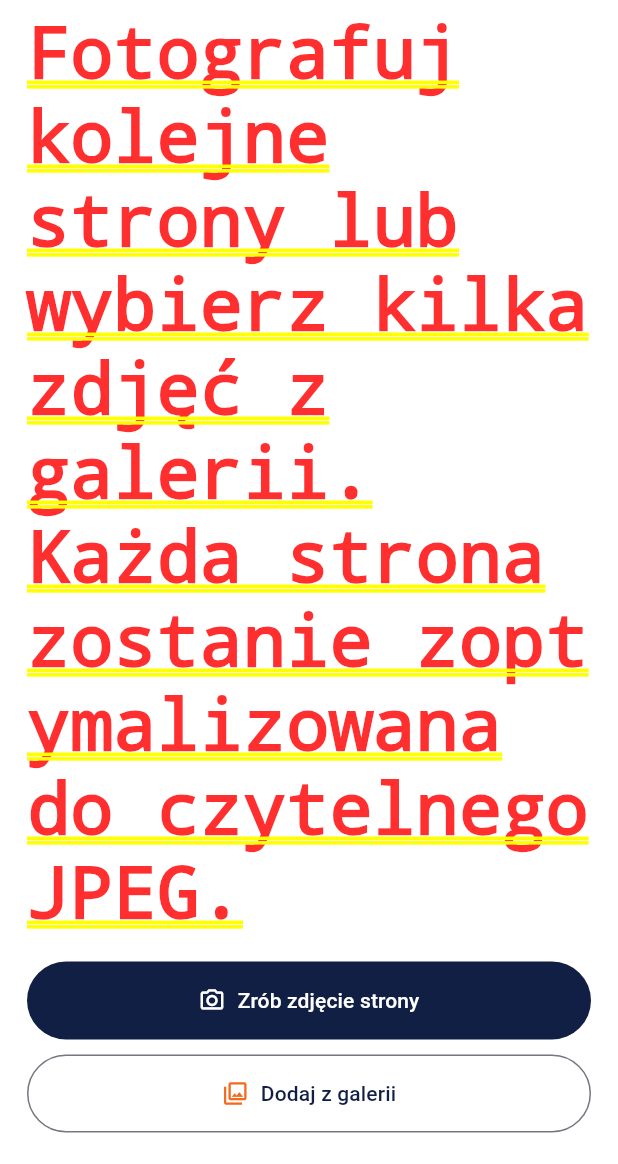
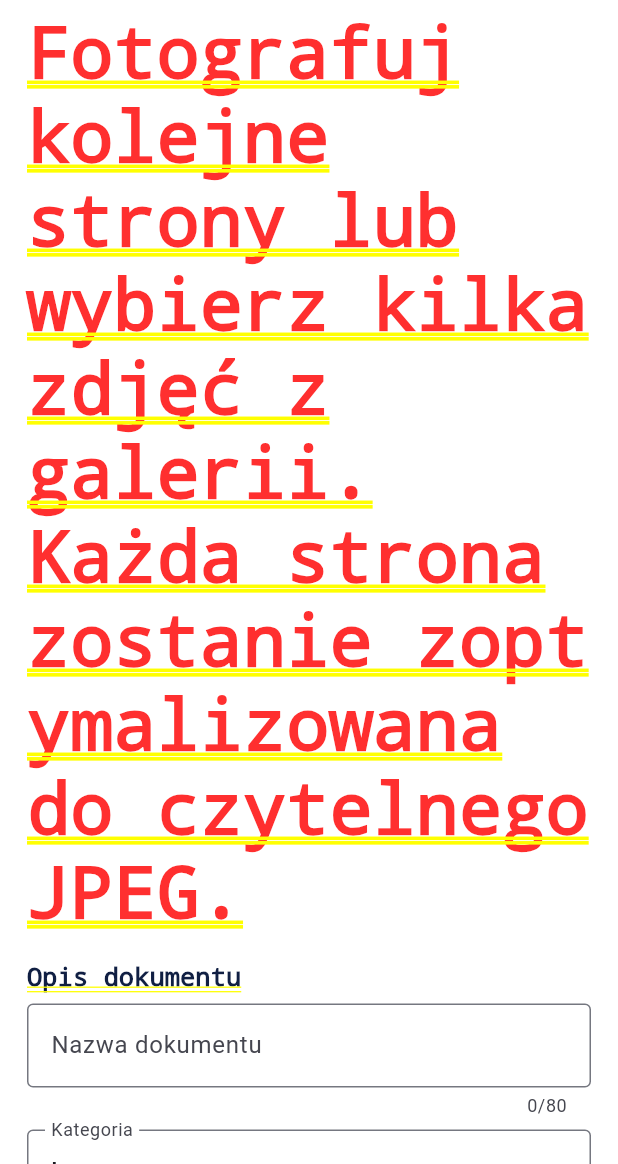
Before and after one commit to radek2011/smart-archiwum-ai, a Flutter app: the ScanPage screen opened directly, on a phone screen of 412 x 824 dp, the part 72-1236 px from its top. Run offline on Flutter 3.47's test engine with Material 3 defaults, Android fonts, the phone set to English and light mode, and no system bars; our stand-ins replace image_picker, pdf, printing.

Commit message:
Add document title, category and date to PDF export

```diff
--- a/lib/scan_page.dart
+++ b/lib/scan_page.dart
@@ -25,6 +25,40 @@ class _PagePhoto {
 
 class _ScanPageState extends State<ScanPage> {
   final ImagePicker picker = ImagePicker();
+  final TextEditingController titleController = TextEditingController();
+  final TextEditingController dateController = TextEditingController(
+    text: DateTime.now().toIso8601String().substring(0, 10));
+  String category = 'Inne';
+  static const categories = <String>[
+    'Umowy', 'Faktury', 'Korespondencja', 'Notatki',
+    'Dokumenty firmowe', 'Inne',
+  ];
+
+  @override
+  void dispose() {
+    titleController.dispose();
+    dateController.dispose();
+    super.dispose();
+  }
+
+  String safePart(String text) {
+    final normalized = text.trim().replaceAll(
+      RegExp(r'[^a-zA-Z0-9ąćęłńóśźżĄĆĘŁŃÓŚŹŻ _-]'), '');
+    final compact = normalized.replaceAll(RegExp(r'\\s+'), '_');
+    return compact.isEmpty ? 'Dokument' : compact.substring(
+      0, compact.length > 55 ? 55 : compact.length);
+  }
+
+  Future<void> selectDocumentDate() async {
+    final initial = DateTime.tryParse(dateController.text) ?? DateTime.now();
+    final chosen = await showDatePicker(
+      context: context, initialDate: initial,
+      firstDate: DateTime(1990), lastDate: DateTime(2100));
+    if (chosen != null && mounted) {
+      setState(() => dateController.text =
+          chosen.toIso8601String().substring(0, 10));
+    }
+  }
   final List<_PagePhoto> pages = [];
   int selected = 0;
   bool busy = false;
@@ -242,7 +276,13 @@ class _ScanPageState extends State<ScanPage> {
     if (busy || pages.isEmpty) return;
     setState(() { busy = true; progress = 'Tworzenie pliku PDF…'; });
     try {
-      final document = pw.Document(compress: true);
+      final documentTitle = titleController.text.trim().isEmpty
+          ? 'Skan dokumentu' : titleController.text.trim();
+      final document = pw.Document(
+        compress: true, title: documentTitle,
+        author: 'Smart Archiwum AI – RentSide',
+        subject: category,
+      );
       for (final page in pages) {
         final photo = pw.MemoryImage(page.displayed);
         document.addPage(pw.Page(
@@ -255,10 +295,12 @@ class _ScanPageState extends State<ScanPage> {
       }
       final bytes = await document.save();
       if (!mounted) return;
-      final timestamp = DateTime.now().toIso8601String()
-          .substring(0, 19).replaceAll(':', '-');
-      await Printing.sharePdf(
-        bytes: bytes, filename: 'Smart_Archiwum_$timestamp.pdf');
+      final documentDate = DateTime.tryParse(dateController.text)
+          ?.toIso8601String().substring(0, 10) ??
+          DateTime.now().toIso8601String().substring(0, 10);
+      final fileName = '${documentDate}_${safePart(category)}_'
+          '${safePart(documentTitle)}.pdf';
+      await Printing.sharePdf(bytes: bytes, filename: fileName);
       if (mounted) message('PDF przygotowany. Zapisz go z menu telefonu.');
     } catch (e) {
       if (mounted) message('Nie udało się utworzyć PDF: $e');
@@ -289,6 +331,46 @@ class _ScanPageState extends State<ScanPage> {
       const SizedBox(height: 8),
       const Text('Fotografuj kolejne strony lub wybierz kilka zdjęć z galerii. '
         'Każda strona zostanie zoptymalizowana do czytelnego JPEG.'),
+      const SizedBox(height: 18),
+      const Text('Opis dokumentu', style: TextStyle(
+        fontSize: 17, fontWeight: FontWeight.bold, color: navy)),
+      const SizedBox(height: 8),
+      TextField(
+        key: const Key('documentTitle'),
+        controller: titleController,
+        maxLength: 80,
+        decoration: const InputDecoration(
+          labelText: 'Nazwa dokumentu',
+          hintText: 'np. Umowa najmu',
+          border: OutlineInputBorder()),
+      ),
+      const SizedBox(height: 8),
+      DropdownButtonFormField<String>(
+        key: const Key('documentCategory'),
+        initialValue: category,
+        decoration: const InputDecoration(
+          labelText: 'Kategoria', border: OutlineInputBorder()),
+        items: categories.map((value) => DropdownMenuItem<String>(
+          value: value, child: Text(value))).toList(),
+        onChanged: busy ? null : (value) {
+          if (value != null) setState(() => category = value);
+        },
+      ),
+      const SizedBox(height: 12),
+      TextField(
+        key: const Key('documentDate'),
+        controller: dateController,
+        readOnly: true,
+        onTap: selectDocumentDate,
+        decoration: InputDecoration(
+          labelText: 'Data dokumentu',
+          border: const OutlineInputBorder(),
+          suffixIcon: IconButton(
+            tooltip: 'Wybierz datę',
+            onPressed: selectDocumentDate,
+            icon: const Icon(Icons.calendar_month_outlined)),
+        ),
+      ),
       const SizedBox(height: 18),
       FilledButton.icon(
         key: const Key('cameraButton'),
```
